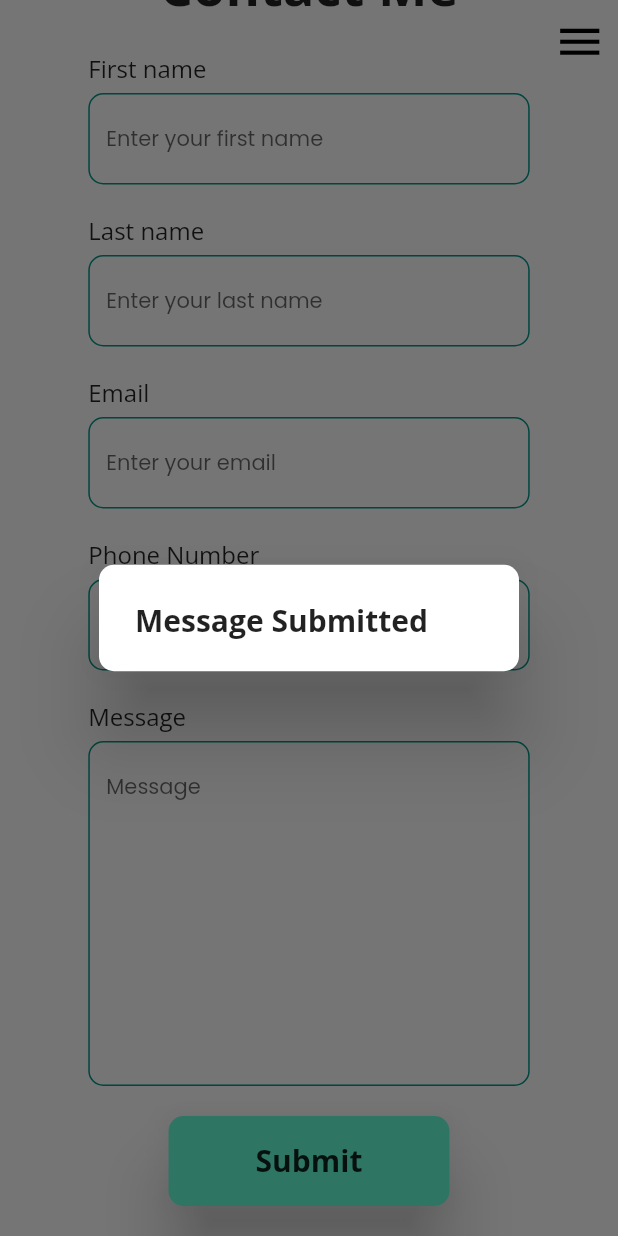
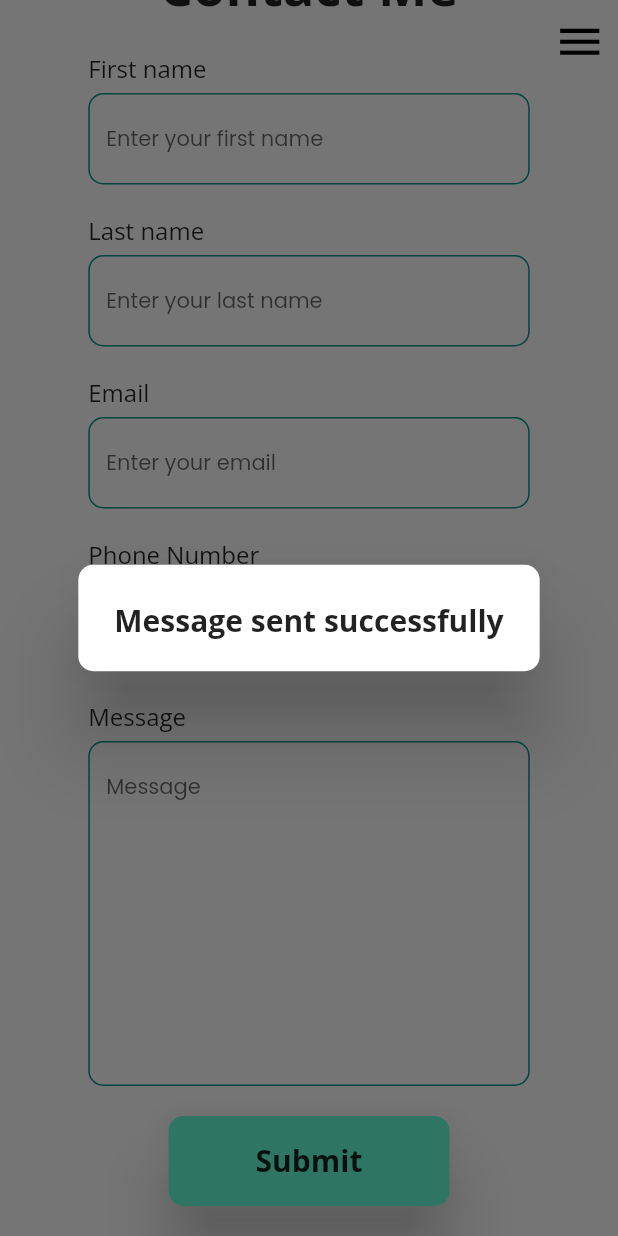
Before and after one commit to JoaquinMX/website_portfolio_flutter, a Flutter app: the screen it shows after launch, scrolled down 2304 dp, after a tap on "Submit", on a phone screen of 412 x 824 dp. Run offline on Flutter 3.47's test engine with Material 2 defaults, Android fonts, the light colour scheme and no system bars; our stand-ins replace cloud_firestore, firebase_core, flutter_dotenv, flutter_svg, google_fonts, logger and 1 more; accounts and stored records are empty; generated files the repository leaves out were written again.

Commit message:
feat: Handling results of send message. fix: Google fonts stores fonts on build

```diff
--- a/lib/components/add_data_firestore.dart
+++ b/lib/components/add_data_firestore.dart
@@ -5,22 +5,25 @@ class AddDataFirestore {
   var logger = Logger();
   CollectionReference response =
       FirebaseFirestore.instance.collection('messages');
-  Future<void> addResponse(
+  Future addResponse(
     final String firstName,
     final String? lastName,
     final String email,
     final String? phoneNumber,
     final String message,
   ) async {
-    return response
-        .add({
-          'first_name': firstName,
-          'last_name': lastName,
-          'email': email,
-          'phone_number': phoneNumber,
-          'message': message
-        })
-        .then((value) => logger.d('Data Added'))
-        .catchError((error) => logger.e(error));
+    return response.add({
+      'first_name': firstName,
+      'last_name': lastName,
+      'email': email,
+      'phone_number': phoneNumber,
+      'message': message
+    }).then((value) {
+      logger.d('Data Added');
+      return true;
+    }).catchError((error) {
+      logger.e(error);
+      return false;
+    });
   }
 }
--- a/lib/components/contact_me.dart
+++ b/lib/components/contact_me.dart
@@ -123,14 +123,17 @@ class _ContactMeWebState extends State<ContactMeWeb> {
               onPressed: () async {
                 final addData = new AddDataFirestore();
                 if (formKey.currentState!.validate()) {
-                  await addData.addResponse(
+                  if (await addData.addResponse(
                       _firstNameController.text,
                       _lastNameController.text,
                       _emailController.text,
                       _phoneNumberController.text,
-                      _messageController.text);
-                  formKey.currentState!.reset();
-                  DialogError(context);
+                      _messageController.text)) {
+                    formKey.currentState!.reset();
+                    CustomDialog(context, "Message sent successfully");
+                  } else {
+                    CustomDialog(context, "Message failed to send");
+                  }
                 }
               },
             )
@@ -210,14 +213,17 @@ class _ContactMeMobileState extends State<ContactMeMobile> {
             onPressed: () async {
               final addData = new AddDataFirestore();
               if (formKey.currentState!.validate()) {
-                await addData.addResponse(
+                if (await addData.addResponse(
                     _firstNameController.text,
                     _lastNameController.text,
                     _emailController.text,
                     _phoneNumberController.text,
-                    _messageController.text);
-                formKey.currentState!.reset();
-                DialogError(context);
+                    _messageController.text)) {
+                  formKey.currentState!.reset();
+                  CustomDialog(context, "Message sent successfully");
+                } else {
+                  CustomDialog(context, "Message failed to send");
+                }
               }
             },
             elevation: 20,
--- a/lib/components/dialog_error.dart
+++ b/lib/components/dialog_error.dart
@@ -1,14 +1,14 @@
 import 'package:flutter/material.dart';
 import 'package:flutter_portfolio/components/sans.dart';
 
-Future DialogError(BuildContext context) {
+Future CustomDialog(BuildContext context, String message) {
   return showDialog(
     context: context,
     builder: (BuildContext context) => AlertDialog(
       shape: RoundedRectangleBorder(
         borderRadius: BorderRadius.circular(10),
       ),
-      title: Sans(text: "Message Submitted", size: 20, isBold: true),
+      title: Sans(text: message, size: 20, isBold: true),
     ),
   );
 }
--- a/lib/main.dart
+++ b/lib/main.dart
@@ -4,6 +4,7 @@ import 'package:flutter/material.dart';
 import 'package:flutter_dotenv/flutter_dotenv.dart';
 import 'package:flutter_portfolio/firebase_options.dart';
 import 'package:flutter_portfolio/routes.dart';
+import 'package:google_fonts/google_fonts.dart';
 import 'package:url_strategy/url_strategy.dart';
 
 void main() async {
@@ -21,6 +22,7 @@ void main() async {
             appId: dotenv.env['APP_ID_FIREBASE'] ?? "",
             measurementId: dotenv.env['MEASUREMENT_ID_FIREBASE'] ?? ""));
   } else {
+    GoogleFonts.config.allowRuntimeFetching = false;
     await Firebase.initializeApp(
         options: DefaultFirebaseOptions.currentPlatform);
   }
```
